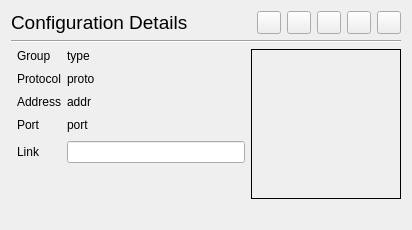
Qv2ray/Qv2ray, file src/ui/widgets/ConnectionInfoWidget.ui: the form before one commit.
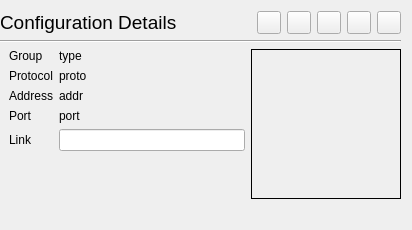
The form after the commit. Icons and pictures are not drawn.

Patch:
```diff
--- a/src/ui/widgets/ConnectionInfoWidget.ui
+++ b/src/ui/widgets/ConnectionInfoWidget.ui
@@ -29,6 +29,9 @@
    <string>Form</string>
   </property>
   <layout class="QVBoxLayout" name="verticalLayout">
+   <property name="leftMargin">
+    <number>0</number>
+   </property>
    <item>
     <layout class="QHBoxLayout" name="horizontalLayout_2">
      <item>
@@ -146,9 +149,6 @@
      </property>
      <widget class="QWidget" name="page">
       <layout class="QHBoxLayout" name="horizontalLayout_3" stretch="1,0">
-       <property name="leftMargin">
-        <number>0</number>
-       </property>
        <property name="topMargin">
         <number>0</number>
        </property>
@@ -160,12 +160,6 @@
        </property>
        <item>
         <layout class="QFormLayout" name="formLayout">
-         <property name="verticalSpacing">
-          <number>9</number>
-         </property>
-         <property name="leftMargin">
-          <number>6</number>
-         </property>
          <item row="0" column="0">
           <widget class="QLabel" name="label_4">
            <property name="text">
```
Left out of the diff: 3 changed lines with no effect on the pictures.
